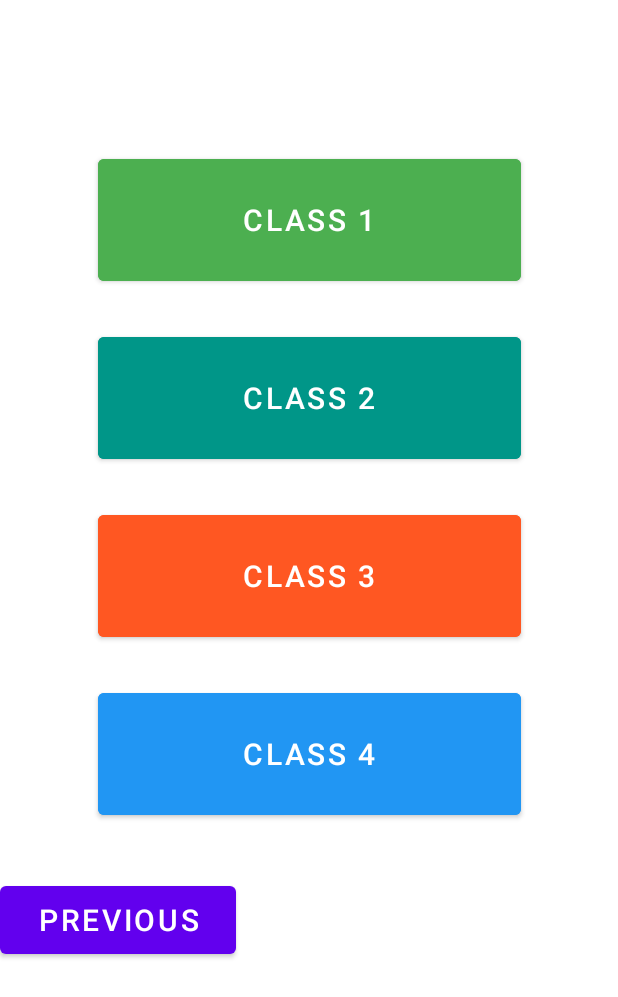
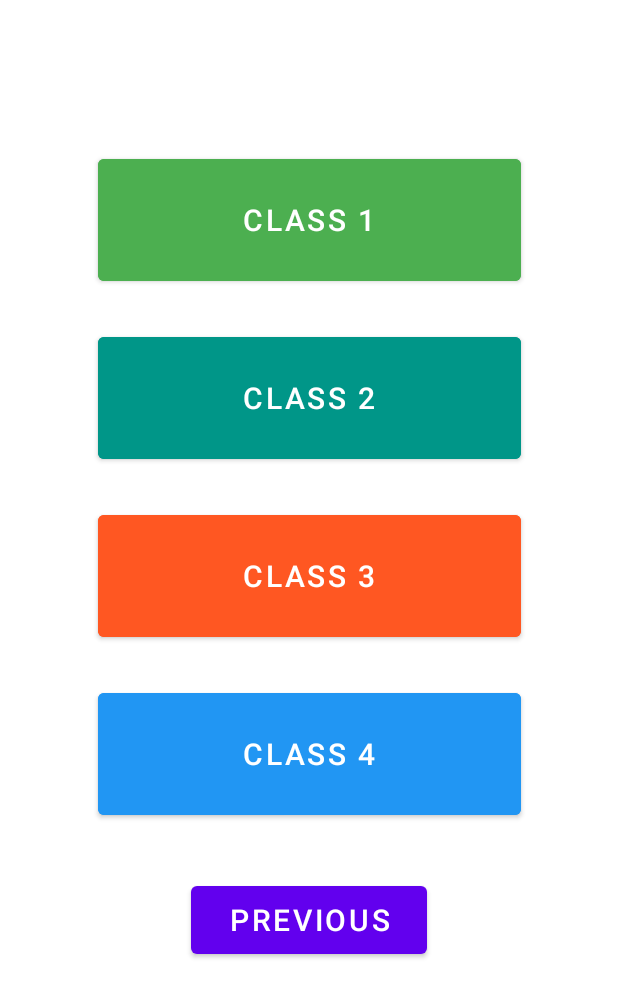
Before and after one commit to notrikhil/Congressional-App-Challenge, an Android app: the layout student.xml on its own in the app's theme, with its tools: preview values and no code run, on a phone screen of 412 x 824 dp. Shown: the top 997 px of the screen. Run offline under Robolectric (Android 15) with nearby library versions, the phone set to English and light mode, and no system bars.

Commit message:
Center previous button

```diff
--- a/src/app/src/main/res/layout/student.xml
+++ b/src/app/src/main/res/layout/student.xml
@@ -73,8 +73,9 @@
         android:layout_marginTop="35dp"
         android:text="Previous"
         android:textSize="20sp"
-        app:layout_constraintTop_toBottomOf="@+id/button3"
-        tools:layout_editor_absoluteX="127dp" />
+        app:layout_constraintEnd_toEndOf="parent"
+        app:layout_constraintStart_toStartOf="parent"
+        app:layout_constraintTop_toBottomOf="@+id/button3" />
 
 
 </androidx.constraintlayout.widget.ConstraintLayout>
```
